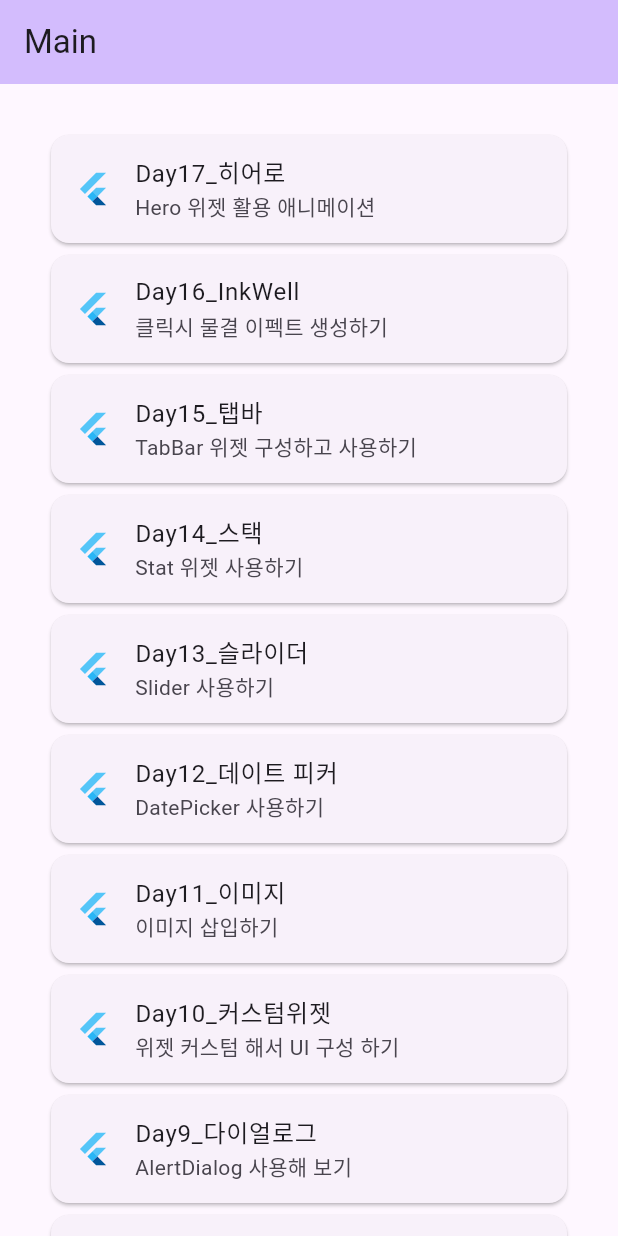
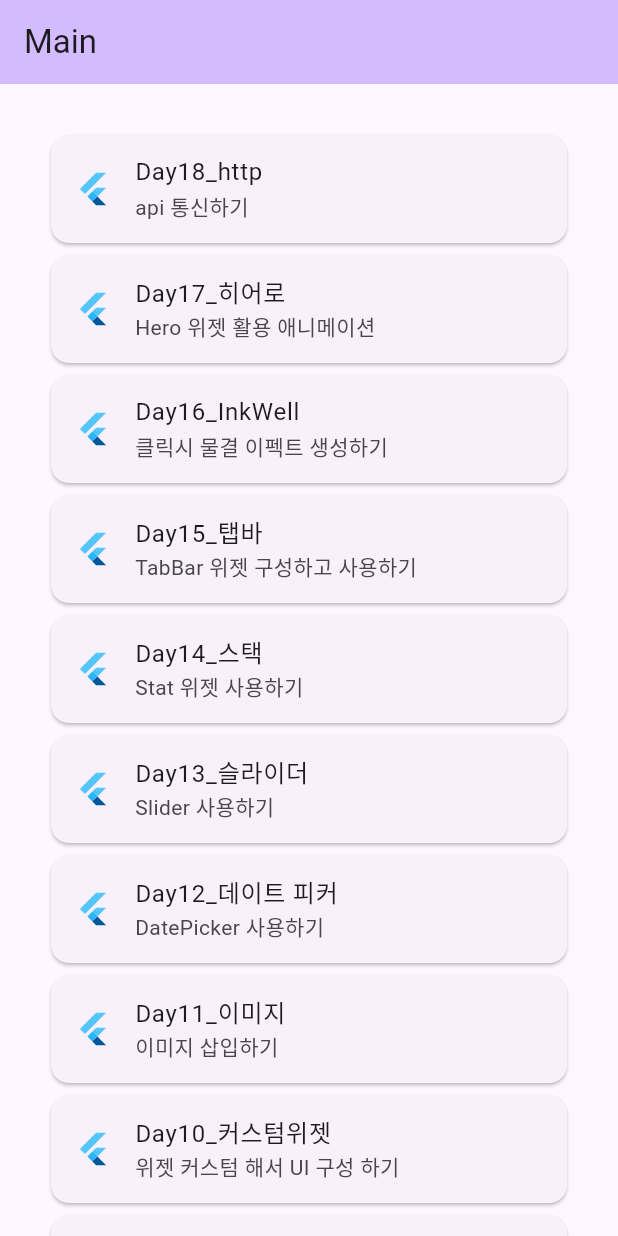
Before and after one commit to junselee42/flutter_study, a Flutter app: the screen it shows after launch, on a phone screen of 412 x 824 dp. Run offline on Flutter 3.47's test engine with Material 2 defaults, Android fonts, the phone set to English and light mode, and no system bars.

Commit message:
update: updated ex17

```diff
--- a/lib/main.dart
+++ b/lib/main.dart
@@ -52,6 +52,17 @@ class _MyHomePageState extends State<MyHomePage> {
       body: ListView(
         padding: const EdgeInsets.all(30),
         children: [
+          Card(
+            child: ListTile(
+              leading: const FlutterLogo(),
+              title: const Text('Day18_http'),
+              subtitle: const Text('api 통신하기'),
+              hoverColor: Colors.purple,
+              onTap: () {
+                Navigator.of(context).pushNamed('/eighteenth');
+              },
+            ),
+          ),
           Card(
             child: ListTile(
               leading: const FlutterLogo(),
--- a/lib/router/pages/seventeen.dart
+++ b/lib/router/pages/seventeen.dart
@@ -14,7 +14,7 @@ class SeventeenPage extends StatelessWidget {
           onTap: () {
             Navigator.push(
               context,
-              MaterialPageRoute(builder: (context) => HeroDetailPage()),
+              MaterialPageRoute(builder: (context) => const HeroDetailPage()),
             );
           },
           child: Hero(
--- a/lib/router/router.dart
+++ b/lib/router/router.dart
@@ -17,6 +17,7 @@ import 'package:flutter00/router/pages/fourteen.dart';
 import 'package:flutter00/router/pages/fifteen.dart';
 import 'package:flutter00/router/pages/sixteen.dart';
 import 'package:flutter00/router/pages/seventeen.dart';
+import 'package:flutter00/router/pages/eighteen.dart';
 
 final routes = {
   '/': (BuildContext context) => const MyHomePage(title: "Main"),
@@ -37,4 +38,5 @@ final routes = {
   '/fifteenth': (BuildContext context) => const FifteenPage(),
   '/sixteenth': (BuildContext context) => const SixteenPage(),
   '/seventeenth': (BuildContext context) => const SeventeenPage(),
+  '/eighteenth': (BuildContext context) => const EighteenPage(),
 };
--- a/pubspec.yaml
+++ b/pubspec.yaml
@@ -31,10 +31,10 @@ dependencies:
   flutter:
     sdk: flutter
 
-
   # The following adds the Cupertino Icons font to your application.
   # Use with the CupertinoIcons class for iOS style icons.
   cupertino_icons: ^1.0.2
+  http: ^0.13.5
 
 dev_dependencies:
   flutter_test:
```
Also changed, not shown: lib/router/pages/eighteen.dart (added, +37 -0 lines), pubspec.lock.
